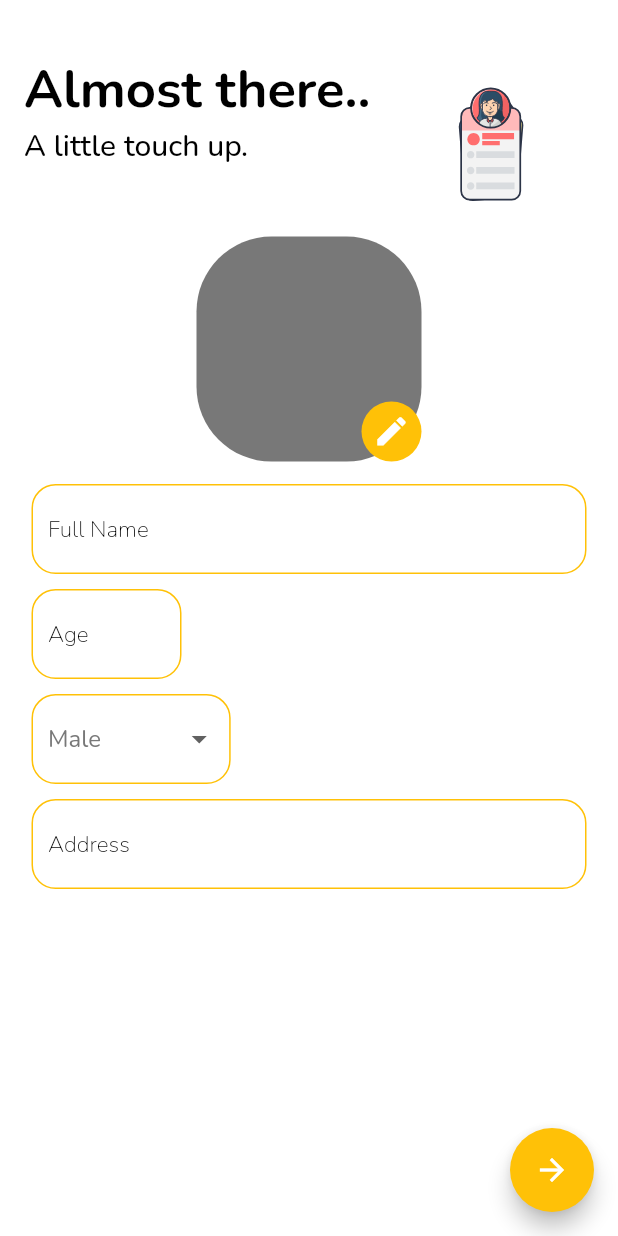
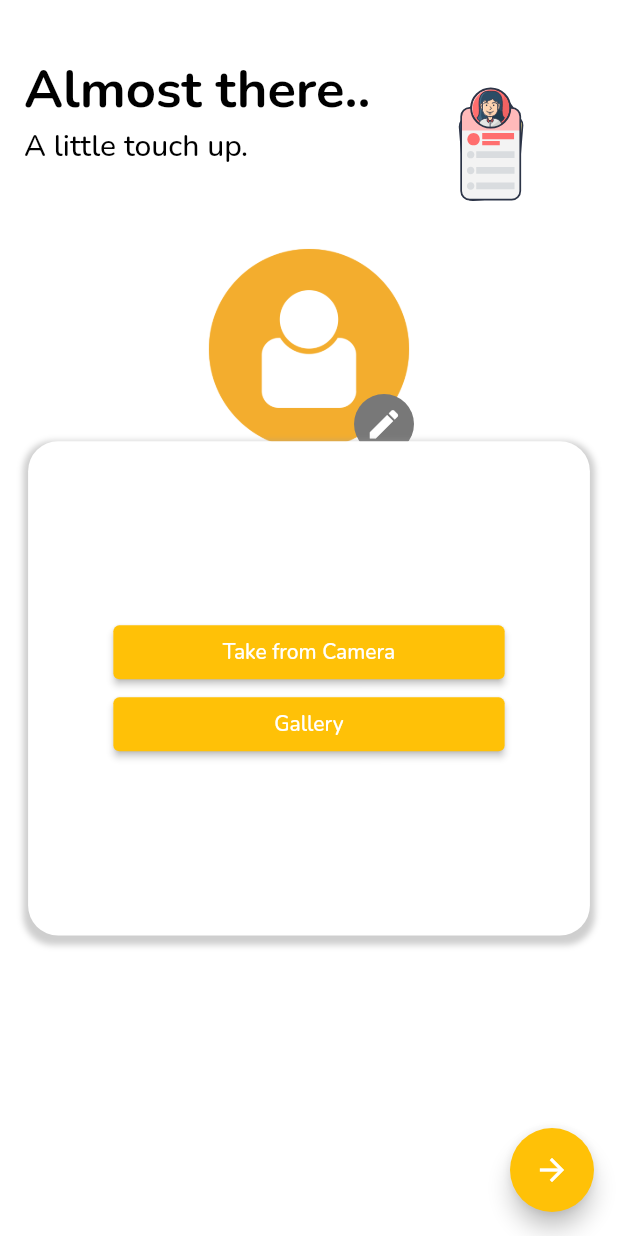
Before and after one commit to Anishh-Joshi/Sanity, a Flutter app: the UserInfo screen opened by its route, on a phone screen of 412 x 824 dp. Run offline on Flutter 3.47's test engine with Material 2 defaults, Android fonts, the phone set to English and light mode, and no system bars; our stand-ins replace bloc, equatable, flutter_bloc, flutter_font_icons, lottie, shared_preferences; missing offline and left inert: flutter_verification_code; accounts and stored records are empty; project files that could hold a hidden picture were left out.

Commit message:
popup image

```diff
--- a/lib/screens/login/user_info.dart
+++ b/lib/screens/login/user_info.dart
@@ -3,6 +3,7 @@ import 'package:flutter_bloc/flutter_bloc.dart';
 import 'package:sanity/blocs/user_info_bloc/user_info_bloc.dart';
 import 'package:sanity/widgets/Login_signup_header.dart';
 import 'package:sanity/widgets/custom_forms.dart';
+import 'package:sanity/widgets/popup_image_picker.dart';
 import '../../widgets/FloatingButton.dart';
 
 class UserInfo extends StatelessWidget {
@@ -42,7 +43,8 @@ class UserInfo extends StatelessWidget {
                 return const Center(child: CircularProgressIndicator());
               }
               if (state is UserInfoLoaded) {
-                return Padding(
+                return Stack(alignment: Alignment.bottomCenter, children: [
+                  Padding(
                     padding: const EdgeInsets.all(16.0),
                     child: Column(children: [
                       const SizedBox(
@@ -58,21 +60,25 @@ class UserInfo extends StatelessWidget {
                       ),
                       Stack(children: [
                         Container(
+                          decoration: BoxDecoration(
+                            borderRadius: BorderRadius.circular(100),
+                          ),
+                          child: const Image(
+                            image: AssetImage('assets/images/default.png'),
                             height: 150,
                             width: 150,
-                        decoration: BoxDecoration(
-                            borderRadius: BorderRadius.circular(50),
-                            color: const Color(0xff787878)),
+                            fit: BoxFit.cover,
+                          ),
                         ),
                         Positioned(
-                          bottom: 0,
-                          right: 0,
+                            bottom: 5,
+                            right: 5,
                             child: Container(
                                 height: 40,
                                 width: 40,
                                 decoration: BoxDecoration(
                                     borderRadius: BorderRadius.circular(50),
-                                  color: Colors.amber),
+                                    color: const Color(0xff787878)),
                                 child: const Icon(Icons.edit,
                                     size: 25, color: Colors.white))),
                       ]),
@@ -117,7 +123,9 @@ class UserInfo extends StatelessWidget {
                         ]),
                       )
                     ]),
-                );
+                  ),
+                  const Positioned(child: ImagePickPopUp()),
+                ]);
               } else {
                 return const Center(
                   child: Text("Something Went Wrong"),
--- /dev/null
+++ b/lib/widgets/popup_image_picker.dart
@@ -0,0 +1,43 @@
+import 'package:flutter/material.dart';
+
+class ImagePickPopUp extends StatelessWidget {
+  const ImagePickPopUp({Key? key}) : super(key: key);
+
+  @override
+  Widget build(BuildContext context) {
+    return Container(
+      height: MediaQuery.of(context).size.height / 2.5,
+      width: MediaQuery.of(context).size.width / 1.1,
+      decoration: BoxDecoration(
+        color: Colors.white,
+        borderRadius: BorderRadius.circular(20),
+        boxShadow: [
+          BoxShadow(
+            color: Colors.grey.withOpacity(0.5),
+            spreadRadius: 3,
+            blurRadius: 3,
+            offset: Offset(0, 3),
+            // changes position of shadow
+          ),
+        ],
+      ),
+      child: Column(
+        mainAxisAlignment: MainAxisAlignment.center,
+        children: [
+          ElevatedButton(
+              style: ElevatedButton.styleFrom(primary: Colors.amber),
+              onPressed: () {},
+              child: Container(
+                  width: MediaQuery.of(context).size.width / 1.8,
+                  child: Center(child: Text("Take from Camera")))),
+          ElevatedButton(
+              style: ElevatedButton.styleFrom(primary: Colors.amber),
+              onPressed: () {},
+              child: Container(
+                  width: MediaQuery.of(context).size.width / 1.8,
+                  child: Center(child: Text("Gallery"))))
+        ],
+      ),
+    );
+  }
+}
```
Also changed, not shown: assets/images/default.png (added). Lines whose indentation alone changed are shown as unchanged.
